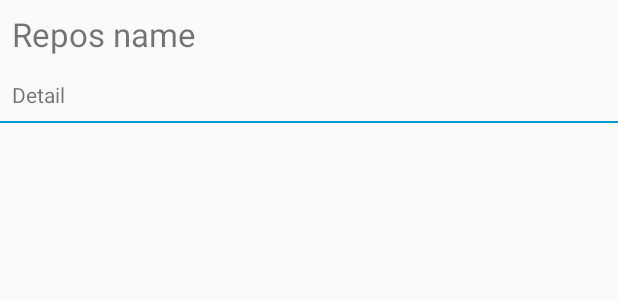
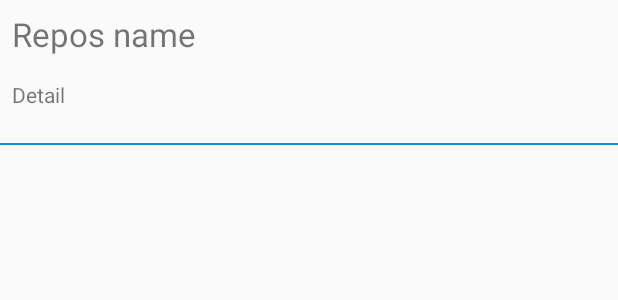
Before and after one commit to beblank/AndroidrxJava, an Android app: the layout part4_detail_element.xml on its own in the app's theme, with its tools: preview values and no code run, on a phone screen of 412 x 824 dp. Shown: the top 300 px of the screen. Run offline under Robolectric (Android 15) with nearby library versions, the phone set to English and light mode, and no system bars.

Commit message:
update recycler view detail ui

```diff
--- a/app/src/main/res/layout/part4_detail_element.xml
+++ b/app/src/main/res/layout/part4_detail_element.xml
@@ -3,7 +3,7 @@
     xmlns:android="http://schemas.android.com/apk/res/android"
     android:orientation="vertical"
     android:layout_width="match_parent"
-    android:layout_height="150dp">
+    android:layout_height="wrap_content">
 
     <TextView
         android:id="@+id/firstLine"
@@ -16,7 +16,7 @@
     <TextView
         android:id="@+id/secondLine"
         android:layout_width="match_parent"
-        android:layout_height="wrap_content"
+        android:layout_height="50dp"
         android:layout_below="@+id/firstLine"
         android:textSize="14sp"
         android:padding="8dp"
```
